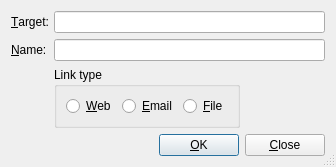
Above: src/frontends/qt4/ui/HyperlinkUi.ui from cburschka/lyx before the change. Below: the same form after it.
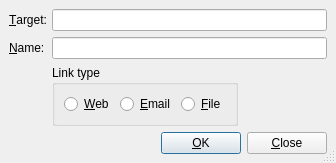
That is the form after the change.

Commit message: save HyperlinkUi.ui in qt 422 format

The edit to the form file:
```diff
--- a/src/frontends/qt4/ui/HyperlinkUi.ui
+++ b/src/frontends/qt4/ui/HyperlinkUi.ui
@@ -16,6 +16,12 @@
    <bool>true</bool>
   </property>
   <layout class="QGridLayout" >
+   <property name="margin" >
+    <number>9</number>
+   </property>
+   <property name="spacing" >
+    <number>6</number>
+   </property>
    <item row="0" column="0" >
     <widget class="QLabel" name="targetLA" >
      <property name="toolTip" >
@@ -68,6 +74,12 @@
       <string>Link type</string>
      </property>
      <layout class="QGridLayout" >
+      <property name="margin" >
+       <number>9</number>
+      </property>
+      <property name="spacing" >
+       <number>6</number>
+      </property>
       <item row="0" column="0" >
        <widget class="QRadioButton" name="webRB" >
         <property name="toolTip" >
```
Left out of the diff: 39 changed lines with no effect on the pictures.
